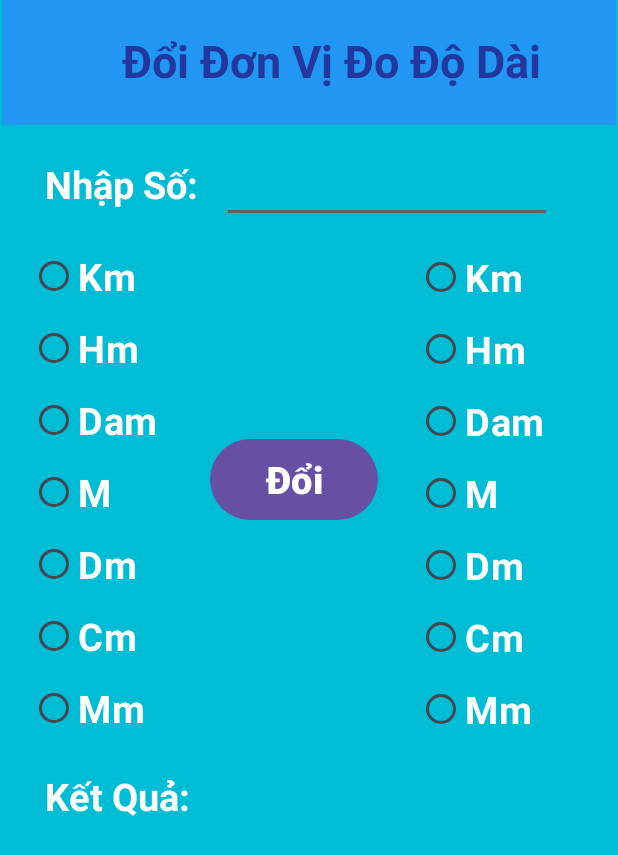
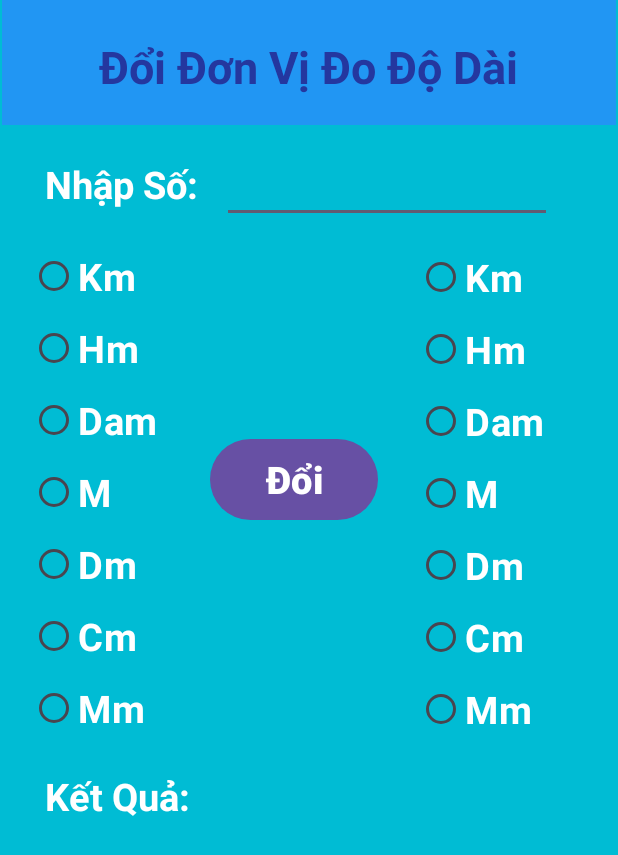
Before and after one commit to DoPhuongLoan/63132227-AndroidProgramming, an Android app: the screen it shows after launch (MainActivity), on a phone screen of 412 x 824 dp. Shown: the top 855 px of the screen. Run offline under Robolectric (Android 15) with nearby library versions, the phone set to English and light mode, and no system bars.

Commit message:
Update câu 2

```diff
--- a/Cau2_AppLenghthConverter/app/src/main/res/layout/activity_main.xml
+++ b/Cau2_AppLenghthConverter/app/src/main/res/layout/activity_main.xml
@@ -23,14 +23,14 @@
         android:layout_width="wrap_content"
         android:layout_height="wrap_content"
         android:layout_marginStart="50dp"
-        android:layout_marginTop="20dp"
+        android:layout_marginTop="24dp"
         android:layout_marginEnd="50dp"
         android:text="Đổi Đơn Vị Đo Độ Dài"
         android:textColor="#24379F"
         android:textSize="30dp"
         android:textStyle="bold"
         app:layout_constraintEnd_toEndOf="@+id/textView1"
-        app:layout_constraintHorizontal_bias="1.0"
+        app:layout_constraintHorizontal_bias="0.48"
         app:layout_constraintStart_toStartOf="@+id/textView1"
         app:layout_constraintTop_toTopOf="@+id/textView1" />
 
```
Also changed, not shown: Cau2_AppLenghthConverter/app/src/main/java/ntu/pl63132227/cau2_applenghthconverter/MainActivity.java (line endings or trailing spaces).
